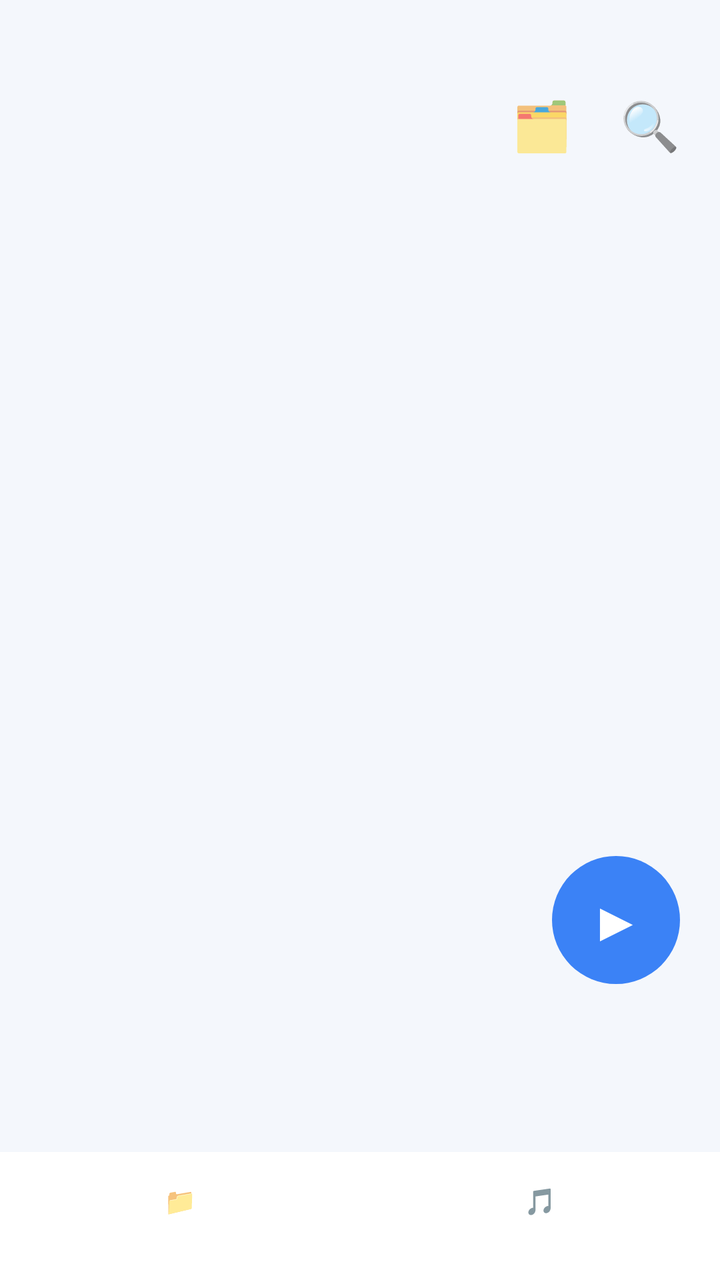
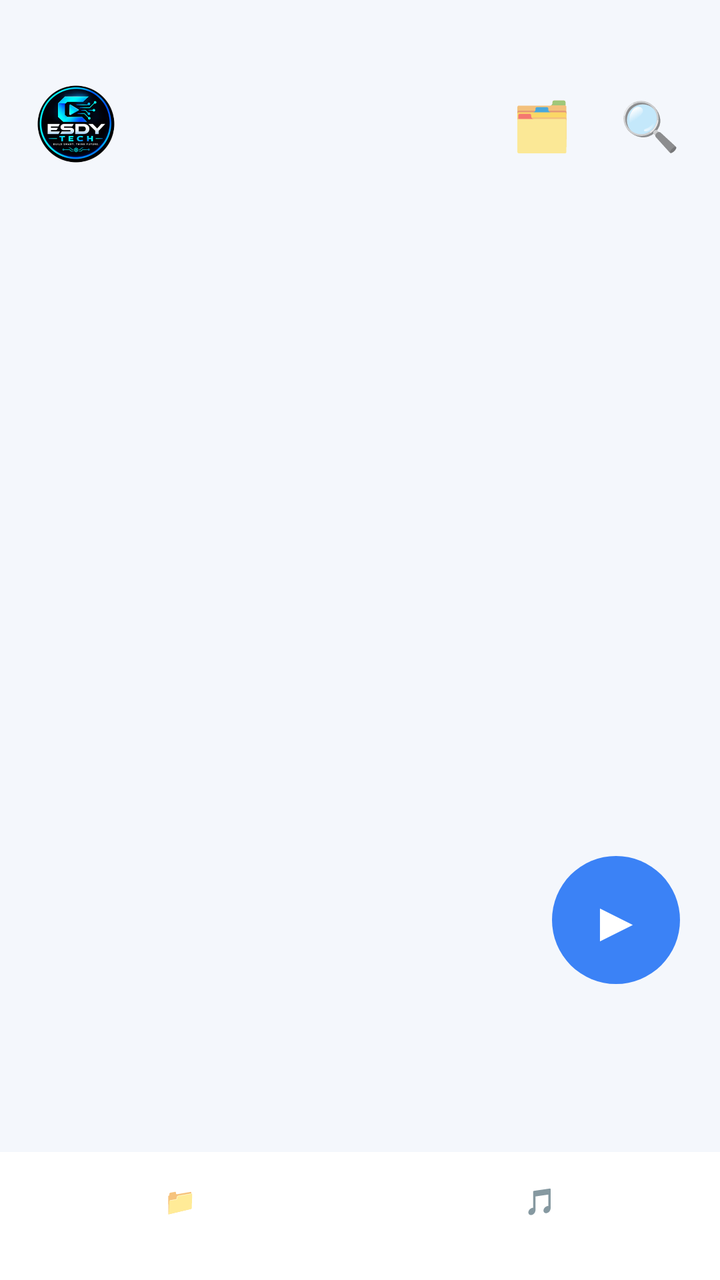

An Android layout rendered at two revisions. The XML below is the earlier revision; the diff shows what the commit changed to produce the second picture.
<!-- AndroidManifest.xml: application theme Theme.AppCompat.NoActionBar -->
<!-- res/layout/activity_home.xml -->
<RelativeLayout xmlns:android="http://schemas.android.com/apk/res/android" android:layout_width="match_parent" android:layout_height="match_parent" android:background="#F4F7FC">
  <LinearLayout android:id="@+id/header" android:layout_width="match_parent" android:layout_height="wrap_content" android:gravity="center_vertical" android:paddingStart="18dp" android:paddingEnd="8dp" android:paddingTop="34dp">
    <TextView android:id="@+id/title" android:layout_width="0dp" android:layout_weight="1" android:layout_height="wrap_content" android:textColor="#1B1F3B" android:textSize="28sp" android:textStyle="bold"/>
    <TextView android:id="@+id/bAll" android:layout_width="wrap_content" android:layout_height="wrap_content" android:text="🗂" android:textSize="24sp" android:padding="12dp"/>
    <TextView android:id="@+id/bSearch" android:layout_width="wrap_content" android:layout_height="wrap_content" android:text="🔍" android:textSize="24sp" android:padding="12dp"/>
  </LinearLayout>
  <HorizontalScrollView android:id="@+id/chipsH" android:layout_width="match_parent" android:layout_height="wrap_content" android:layout_below="@id/header" android:scrollbars="none">
    <LinearLayout android:id="@+id/chips" android:layout_width="wrap_content" android:layout_height="wrap_content" android:orientation="horizontal" android:padding="8dp"/>
  </HorizontalScrollView>
  <ListView android:id="@+id/list" android:layout_width="match_parent" android:layout_height="match_parent" android:layout_below="@id/chipsH" android:layout_above="@id/nav" android:divider="@null" android:clipToPadding="false" android:paddingBottom="84dp"/>
  <TextView android:id="@+id/fab" android:layout_width="64dp" android:layout_height="64dp" android:layout_above="@id/nav" android:layout_alignParentEnd="true" android:layout_marginEnd="20dp" android:layout_marginBottom="84dp" android:background="@drawable/fab" android:gravity="center" android:text="▶" android:textColor="#fff" android:textSize="28sp"/>
  <LinearLayout android:id="@+id/mini" android:layout_width="match_parent" android:layout_height="56dp" android:layout_above="@id/nav" android:layout_margin="10dp" android:background="@drawable/mini" android:gravity="center_vertical" android:paddingStart="20dp" android:paddingEnd="8dp" android:visibility="gone">
    <TextView android:id="@+id/miniTitle" android:layout_width="0dp" android:layout_weight="1" android:layout_height="wrap_content" android:textColor="#fff" android:singleLine="true" android:ellipsize="end"/>
    <TextView android:id="@+id/miniPlay" android:layout_width="wrap_content" android:layout_height="wrap_content" android:textColor="#fff" android:textSize="22sp" android:padding="12dp" android:text="❚❚"/>
    <TextView android:id="@+id/miniNext" android:layout_width="wrap_content" android:layout_height="wrap_content" android:textColor="#fff" android:textSize="22sp" android:padding="12dp" android:text="⏭"/>
    <TextView android:id="@+id/miniQ" android:layout_width="wrap_content" android:layout_height="wrap_content" android:textColor="#fff" android:textSize="22sp" android:padding="12dp" android:text="☰"/>
  </LinearLayout>
  <LinearLayout android:id="@+id/nav" android:layout_width="match_parent" android:layout_height="64dp" android:layout_alignParentBottom="true" android:background="#FFFFFF">
    <TextView android:id="@+id/navL" android:layout_width="0dp" android:layout_weight="1" android:layout_height="match_parent" android:gravity="center" android:text="📁\nLocal" android:textSize="13sp"/>
    <TextView android:id="@+id/navM" android:layout_width="0dp" android:layout_weight="1" android:layout_height="match_parent" android:gravity="center" android:text="🎵\nMusic" android:textSize="13sp"/>
  </LinearLayout>
</RelativeLayout>
<!-- resources referenced by this layout -->
<resources>
  <!-- drawable fab (drawable) -->
  <shape xmlns:android="http://schemas.android.com/apk/res/android" android:shape="oval"><solid android:color="#3B82F6"/></shape>
  <!-- drawable mini (drawable) -->
  <shape xmlns:android="http://schemas.android.com/apk/res/android" android:shape="rectangle"><solid android:color="#2B2D31"/><corners android:radius="28dp"/></shape>
</resources>

<!-- the commit's change to res/layout/activity_home.xml (unified diff, before → after) -->
@@ -1,5 +1,6 @@
 <RelativeLayout xmlns:android="http://schemas.android.com/apk/res/android" android:layout_width="match_parent" android:layout_height="match_parent" android:background="#F4F7FC">
   <LinearLayout android:id="@+id/header" android:layout_width="match_parent" android:layout_height="wrap_content" android:gravity="center_vertical" android:paddingStart="18dp" android:paddingEnd="8dp" android:paddingTop="34dp">
+    <ImageView android:layout_width="40dp" android:layout_height="40dp" android:src="@drawable/logo" android:layout_marginEnd="10dp"/>
     <TextView android:id="@+id/title" android:layout_width="0dp" android:layout_weight="1" android:layout_height="wrap_content" android:textColor="#1B1F3B" android:textSize="28sp" android:textStyle="bold"/>
     <TextView android:id="@+id/bAll" android:layout_width="wrap_content" android:layout_height="wrap_content" android:text="🗂" android:textSize="24sp" android:padding="12dp"/>
     <TextView android:id="@+id/bSearch" android:layout_width="wrap_content" android:layout_height="wrap_content" android:text="🔍" android:textSize="24sp" android:padding="12dp"/>
<!-- resource entries referenced after the edit -->
@@ -2,6 +2,7 @@
 <resources>
   <!-- drawable fab (drawable) -->
   <shape xmlns:android="http://schemas.android.com/apk/res/android" android:shape="oval"><solid android:color="#3B82F6"/></shape>
+  <!-- drawable logo: png bitmap (drawable-nodpi, 74882 bytes) -->
   <!-- drawable mini (drawable) -->
   <shape xmlns:android="http://schemas.android.com/apk/res/android" android:shape="rectangle"><solid android:color="#2B2D31"/><corners android:radius="28dp"/></shape>
 </resources>
